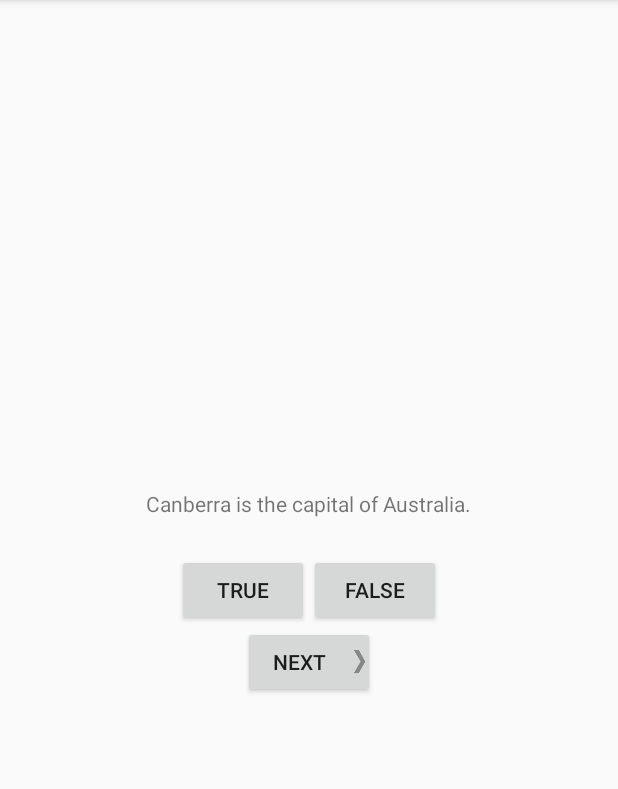
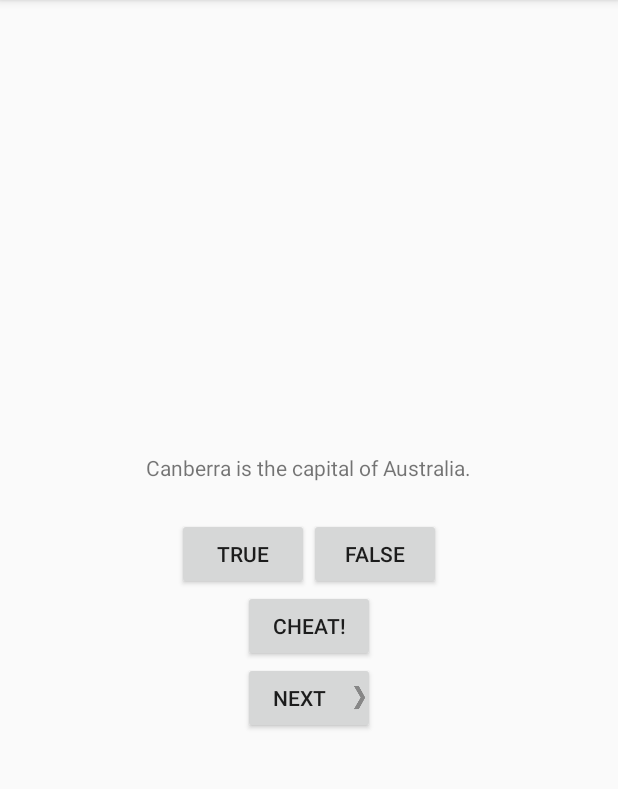
Before and after one commit to weisbeym/GeoQuiz, an Android app: the screen it shows after launch (QuizActivity), on a phone screen of 412 x 824 dp, the part 84-873 px from its top. Run offline under Robolectric (Android 15) with nearby library versions, the phone set to English and light mode, and no system bars.

Commit message:
Added new activity, used intents, added debugging. Refer to chapters 4 and 5 of "Android Programming a Big Nerd Ranch Guide".

```diff
--- a/app/src/main/AndroidManifest.xml
+++ b/app/src/main/AndroidManifest.xml
@@ -16,6 +16,7 @@
                 <category android:name="android.intent.category.LAUNCHER" />
             </intent-filter>
         </activity>
+        <activity android:name=".CheatActivity"></activity>
     </application>
 
 </manifest>
--- a/app/src/main/java/com/bignerdranch/android/geoquiz/QuizActivity.java
+++ b/app/src/main/java/com/bignerdranch/android/geoquiz/QuizActivity.java
@@ -1,5 +1,7 @@
 package com.bignerdranch.android.geoquiz;
 
+import android.app.Activity;
+import android.content.Intent;
 import android.support.v7.app.AppCompatActivity;
 import android.os.Bundle;
 import android.util.Log;
@@ -12,10 +14,12 @@ public class QuizActivity extends AppCompatActivity {
 
     private static final String TAG = "QuizActivity";
     private static final String KEY_INDEX = "index";
+    private static final int REQUEST_CODE_CHEAT = 0;
 
     private Button mTrueButton;
     private Button mFalseButton;
     private Button mNextButton;
+    private Button mCheatButton;
     private TextView mQuestionTextView;
 
     private Question[] mQuestionBank = new Question[] {
@@ -28,6 +32,7 @@ public class QuizActivity extends AppCompatActivity {
     };
 
     private int mCurrentIndex = 0;
+    private boolean mIsCheater;
 
     @Override
     protected void onCreate(Bundle savedInstanceState) {
@@ -62,11 +67,37 @@ public class QuizActivity extends AppCompatActivity {
             @Override
             public void onClick(View v) {
                 mCurrentIndex = (mCurrentIndex + 1) % mQuestionBank.length;
+                mIsCheater = false;
                 updateQuestion();
             }
         });
 
+        mCheatButton = (Button) findViewById(R.id.cheat_button);
+        mCheatButton.setOnClickListener(new View.OnClickListener() {
+            @Override
+            public void onClick(View v) {
+                // Start CheatActivity
+                boolean answerIsTrue = mQuestionBank[mCurrentIndex].isAnswerTrue();
+                Intent intent = CheatActivity.newIntent(QuizActivity.this, answerIsTrue);
+                startActivityForResult(intent, REQUEST_CODE_CHEAT);
+            }
+        });
+
         updateQuestion();
+    }
+
+    @Override
+    protected void onActivityResult(int requestCode, int resultCode, Intent data) {
+        if (resultCode != Activity.RESULT_OK) {
+            return;
+        }
+
+        if (requestCode == REQUEST_CODE_CHEAT) {
+            if (data == null) {
+                return;
+            }
+            mIsCheater = CheatActivity.wasAnswerShown(data);
+        }
     }
 
     @Override
@@ -116,10 +147,15 @@ public class QuizActivity extends AppCompatActivity {
 
         int messageResId = 0;
 
-        if(userPressedTrue == answerIsTrue) {
-            messageResId = R.string.correct_toast;
+        if (mIsCheater) {
+            messageResId = R.string.judgment_toast;
         } else {
-            messageResId = R.string.incorrect_toast;
+
+            if (userPressedTrue == answerIsTrue) {
+                messageResId = R.string.correct_toast;
+            } else {
+                messageResId = R.string.incorrect_toast;
+            }
         }
 
         Toast.makeText(this, messageResId, Toast.LENGTH_SHORT).show();
--- a/app/src/main/res/layout-land/activity_quiz.xml
+++ b/app/src/main/res/layout-land/activity_quiz.xml
@@ -31,6 +31,13 @@
     </LinearLayout>
 
     <Button
+        android:id="@+id/cheat_button"
+        android:layout_width="wrap_content"
+        android:layout_height="wrap_content"
+        android:layout_gravity="bottom|center_horizontal"
+        android:text="@string/cheat_button" />
+
+    <Button
         android:id="@+id/next_button"
         android:layout_width="wrap_content"
         android:layout_height="wrap_content"
--- a/app/src/main/res/layout/activity_quiz.xml
+++ b/app/src/main/res/layout/activity_quiz.xml
@@ -31,6 +31,12 @@
     </LinearLayout>
 
     <Button
+        android:id="@+id/cheat_button"
+        android:layout_width="wrap_content"
+        android:layout_height="wrap_content"
+        android:text="@string/cheat_button"/>
+
+    <Button
         android:id="@+id/next_button"
         android:layout_width="wrap_content"
         android:layout_height="wrap_content"
--- a/app/src/main/res/values/strings.xml
+++ b/app/src/main/res/values/strings.xml
@@ -15,4 +15,8 @@
     <string name="next_button">Next</string>
     <string name="correct_toast">Correct!</string>
     <string name="incorrect_toast">Incorrect!</string>
+    <string name="warning_text">Are you sure you want to do this?</string>
+    <string name="show_answer_button">Show Answer</string>
+    <string name="cheat_button">Cheat!</string>
+    <string name="judgment_toast">Cheating is wrong.</string>
 </resources>
```
Also changed, not shown: app/src/main/java/com/bignerdranch/android/geoquiz/CheatActivity.java (added, +61 -0 lines), app/src/main/res/layout/activity_cheat.xml (added, +29 -0 lines).
